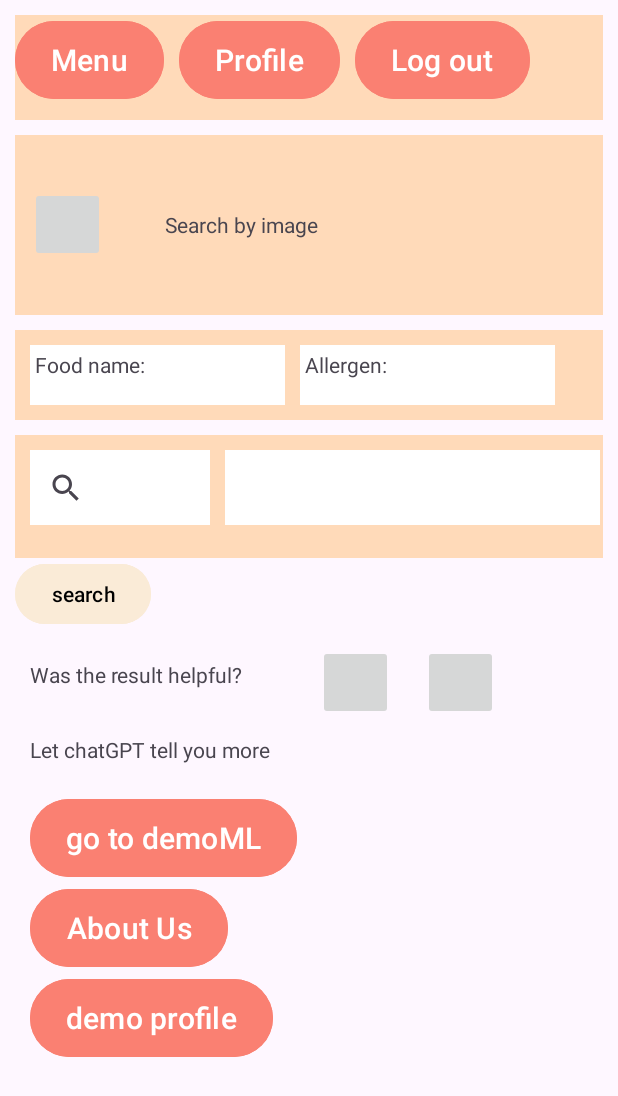
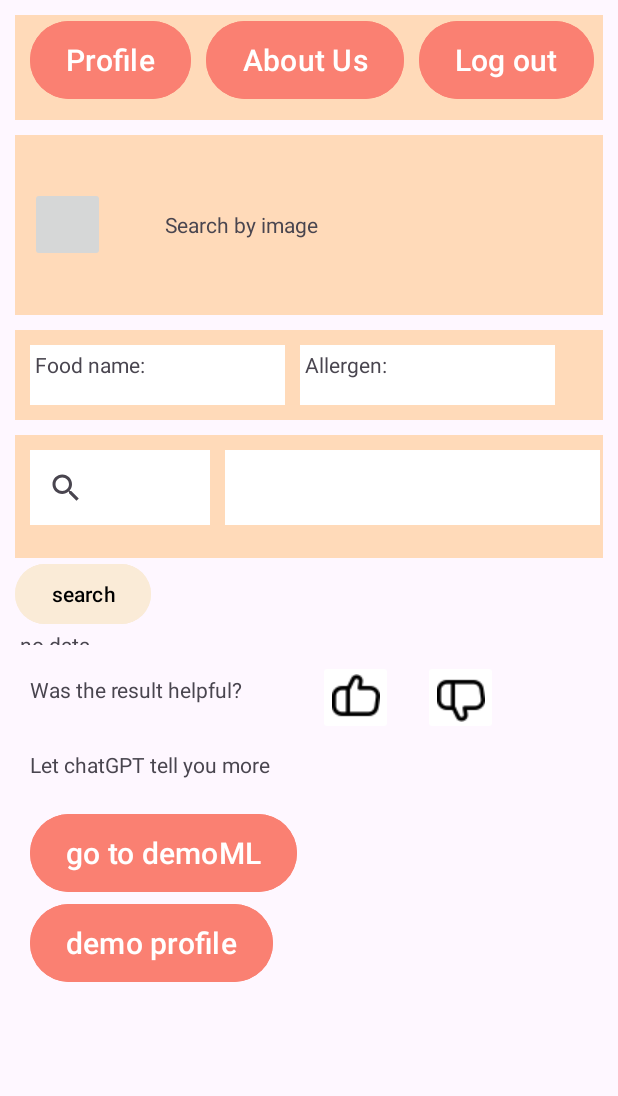
Before and after one commit to masleniamubarrat/Allergendetector4, an Android app: the homePage screen opened directly, with no data from a screen before it, on a phone screen of 412 x 824 dp. Shown: the top 1096 px of the screen. Run offline under Robolectric (Android 15) with nearby library versions, the phone set to English and light mode, and no system bars; our stand-ins replace Firebase (no records; nobody signed in at launch, a user with empty details on screens opened directly).

Commit message:
13.7.second commit

```diff
--- a/app/src/main/java/com/example/allergendetector/homePage.java
+++ b/app/src/main/java/com/example/allergendetector/homePage.java
@@ -1,5 +1,6 @@
 package com.example.allergendetector;
 
+import static com.example.allergendetector.R.id.like;
 import static com.example.allergendetector.R.id.menu_item_1;
 
 import android.content.Intent;
@@ -31,6 +32,8 @@ import androidx.core.view.GravityCompat;
 import androidx.drawerlayout.widget.DrawerLayout;
 
 import com.google.android.material.navigation.NavigationView;
+import com.google.firebase.auth.FirebaseAuth;
+import com.google.firebase.auth.FirebaseUser;
 import com.google.firebase.database.DataSnapshot;
 import com.google.firebase.database.DatabaseError;
 import com.google.firebase.database.DatabaseReference;
@@ -57,8 +60,11 @@ public class homePage extends AppCompatActivity  {
     private List<FoodItem> foodItemList;
     private TextView textSearchResult;
     private SearchView textSearchView;
+    private ImageButton likeButton, dislikeButton;
+    private int likeCount = 0;
+    private DatabaseReference currentUserRef;
 
-
+     private  TextView likeText;
 
 
 
@@ -66,6 +72,73 @@ public class homePage extends AppCompatActivity  {
     protected void onCreate(Bundle savedInstanceState) {
         super.onCreate(savedInstanceState);
         setContentView(R.layout.activity_home_page);
+        likeText = findViewById(R.id.like);
+
+        likeButton = findViewById(R.id.like_button);
+        dislikeButton = findViewById(R.id.dislike_button);
+
+        // Disable image buttons initially
+        likeButton.setEnabled(false);
+        dislikeButton.setEnabled(false);
+
+        // Set initial image resource for likeButton and dislikeButton
+        likeButton.setImageResource(R.drawable.like);
+        dislikeButton.setImageResource(R.drawable.dislike);
+
+        findViewById(R.id.search_button).setOnClickListener(new View.OnClickListener() {
+            @Override
+            public void onClick(View v) {
+                likeButton.setEnabled(true);
+                dislikeButton.setEnabled(true);
+
+                String query = textSearchView.getQuery().toString().trim();
+                searchFoodItem(query);
+
+            }
+        });
+
+
+        // Retrieve the current user's data from Firebase Realtime Database
+        retrieveUserData();
+
+        // Set click listeners for likeButton and dislikeButton
+        likeButton.setOnClickListener(new View.OnClickListener() {
+            @Override
+            public void onClick(View v) {
+                likeButton.setImageResource(R.drawable.liked);
+                likeCount++;
+                // Update like count in Firebase Realtime Database for the current user
+                updateLikeCount(likeCount);
+                // Update image resource for likeButton
+
+                // Disable dislikeButton
+                dislikeButton.setEnabled(false);
+                // Disable both likeButton and dislikeButton
+                likeButton.setEnabled(false);
+            }
+        });
+
+        dislikeButton.setOnClickListener(new View.OnClickListener() {
+            @Override
+            public void onClick(View v) {
+                dislikeButton.setImageResource(R.drawable.disliked);
+                if (likeCount > 0) {
+                    likeCount--;
+                    // Update like count in Firebase Realtime Database for the current user
+                    updateLikeCount(likeCount);
+                }
+                // Update image resource for likeButton
+                likeButton.setImageResource(R.drawable.like);
+                // Disable dislikeButton
+                dislikeButton.setEnabled(false);
+                // Disable both likeButton and dislikeButton
+                likeButton.setEnabled(false);
+            }
+        });
+
+
+
+
 
         databaseRef = FirebaseDatabase.getInstance().getReference("List");
         textSearchResult = findViewById(R.id.text_search_result);
@@ -182,6 +255,44 @@ public class homePage extends AppCompatActivity  {
         textSearchResult.setText("No allergen, safe to eat.");
     }
 
+    private void retrieveUserData() {
+        // Get the current user's ID (replace with the actual method to retrieve the user ID)
+        FirebaseAuth firebaseAuth = FirebaseAuth.getInstance();
+        FirebaseUser currentUser = firebaseAuth.getCurrentUser();
+        String userId = currentUser.getUid();
+        DatabaseReference usersRef = FirebaseDatabase.getInstance().getReference("users");
+        currentUserRef = usersRef.child(userId);
+
+        currentUserRef.addListenerForSingleValueEvent(new ValueEventListener() {
+            @Override
+            public void onDataChange(@NonNull DataSnapshot dataSnapshot) {
+                if (dataSnapshot.exists()) {
+                    Integer userLikeCount = dataSnapshot.child("like").getValue(Integer.class);
+                    if (userLikeCount != null) {
+                        likeCount = userLikeCount;
+                        likeText.setText(likeCount);
 
 
+                    }
+                } else{ String noData = " no data ";
+                    likeText.setText(noData);
+                }
+            }
+
+            @Override
+            public void onCancelled(@NonNull DatabaseError databaseError) {
+                // Handle database error
+            }
+        });
+
     }
+
+    private void updateLikeCount(int likeCount) {
+        // Update the "like" attribute value in the user's data
+        currentUserRef.child("like").setValue(likeCount);
+    }
+
+
+
+
+}
--- a/app/src/main/java/com/example/allergendetector/sign_up.java
+++ b/app/src/main/java/com/example/allergendetector/sign_up.java
@@ -20,6 +20,7 @@ import com.google.android.gms.tasks.OnCompleteListener;
 import com.google.android.gms.tasks.Task;
 import com.google.firebase.auth.AuthResult;
 import com.google.firebase.auth.FirebaseAuth;
+import com.google.firebase.auth.FirebaseAuthException;
 import com.google.firebase.auth.FirebaseAuthUserCollisionException;
 import com.google.firebase.auth.FirebaseUser;
 import com.google.firebase.database.DatabaseReference;
@@ -113,7 +114,7 @@ public class sign_up extends AppCompatActivity {
 
             @Override
             public void onTextChanged(CharSequence s, int start, int before, int count) {
-                  validatePassword(s.toString());
+                validatePassword(s.toString());
             }
 
             @Override
@@ -166,6 +167,7 @@ public class sign_up extends AppCompatActivity {
         String profilePictureUrl="";
         List<String> itemList = new ArrayList<>();;
         int rating = 0;
+        int like = 0;
         if(signUpEmail.isEmpty())
         {
             signUpEmailEditText.setError("Enter an email address");
@@ -218,7 +220,7 @@ public class sign_up extends AppCompatActivity {
                         String key = userRef.push().getKey();
 
 
-                        User user = new User(signUpFullName,signUpUserName,signUpEmail,phoneNumber,birthDate,signUpPassword, null,rating,profilePictureUrl,itemList);
+                        User user = new User(signUpFullName,signUpUserName,signUpEmail,phoneNumber,birthDate,signUpPassword, null,rating,profilePictureUrl,itemList, like);
                         userRef.child(userId).setValue(user);
 
                         Toast.makeText(getApplicationContext(), "Registered successfully", Toast.LENGTH_SHORT).show();
--- a/app/src/main/res/layout/activity_about_us.xml
+++ b/app/src/main/res/layout/activity_about_us.xml
@@ -102,9 +102,11 @@
 
         <TextView
             android:id="@+id/your_rating"
+            android:contextClickable="true"
             android:layout_marginTop="10dp"
             android:layout_width="wrap_content"
             android:layout_height="wrap_content"
+            android:textStyle="bold"
             android:text="Your rating:        ">
 
         </TextView>
--- a/app/src/main/res/layout/activity_home_page.xml
+++ b/app/src/main/res/layout/activity_home_page.xml
@@ -18,13 +18,7 @@
         android:background="@color/peach"
         android:layout_width="match_parent"
         android:layout_height="70dp">
-        <Button
-            android:id="@+id/menu_button"
-            android:layout_width="wrap_content"
-            android:layout_height="60dp"
-            android:backgroundTint="@color/salmon"
-            android:textSize="20dp"
-            android:text="@string/menu" />
+
         <Button
             android:id="@+id/profile_button"
             android:layout_marginStart="10dp"
@@ -32,7 +26,21 @@
             android:layout_height="60dp"
             android:backgroundTint="@color/salmon"
             android:textSize="20dp"
-            android:text="Profile" />
+            android:text="Profile" >
+
+        </Button>
+
+        <Button
+            android:id="@+id/about_us_button"
+            android:layout_marginStart="10dp"
+            android:layout_width="wrap_content"
+            android:layout_height="60dp"
+            android:backgroundTint="@color/salmon"
+            android:textSize="20dp"
+            android:text="About Us">
+
+        </Button>
+
 
         <Button
             android:id="@+id/logOut_button"
@@ -134,7 +142,9 @@
             android:layout_marginTop="10dp"
             android:background="@color/white"
             android:clickable="true"
-            android:queryHint="type something" />
+            android:queryHint="type something" >
+
+        </SearchView>
 
         <TextView
             android:id="@+id/text_search_result"
@@ -156,6 +166,12 @@
         android:layout_height="wrap_content">
 
     </Button>
+    <TextView
+        android:id="@+id/like"
+        android:layout_width="50dp"
+        android:layout_height="10dp">
+
+    </TextView>
 
     <LinearLayout
         android:orientation="vertical"
@@ -181,15 +197,23 @@
             </TextView>
 
             <ImageButton
+
                 android:id="@+id/like_button"
+                android:clickable="true"
+                android:src="@drawable/like"
+                android:backgroundTint="@color/white"
                 android:layout_marginStart="50dp"
                 android:layout_width="50dp"
                 android:layout_height="50dp">
 
             </ImageButton>
             <ImageButton
+
                 android:id="@+id/dislike_button"
+                android:clickable="true"
                 android:layout_marginStart="20dp"
+                android:backgroundTint="@color/white"
+                android:src="@drawable/dislike"
                 android:layout_width="50dp"
                 android:layout_height="50dp">
 
@@ -225,14 +249,7 @@
                 android:backgroundTint="@color/salmon"
                 android:textSize="20dp"
                 android:text="go to demoML" />
-            <Button
-                android:id="@+id/about_us_button"
-                android:layout_marginStart="10dp"
-                android:layout_width="wrap_content"
-                android:layout_height="60dp"
-                android:backgroundTint="@color/salmon"
-                android:textSize="20dp"
-                android:text="About Us" />
+
 
             <Button
                 android:id="@+id/demoProfile"
```
Also changed, not shown: app/src/main/java/com/example/allergendetector/AboutUs.java (+86 -23 lines), app/src/main/java/com/example/allergendetector/User.java (+10 -2 lines), app/src/main/java/com/example/allergendetector/demoMl.java (+108 -48 lines), app/src/main/res/layout/activity_demo_ml.xml (+25 -24 lines), app/src/main/res/menu/home_page_menu.xml (added, +34 -0 lines), app/src/main/res/drawable/dislike.png (added), app/src/main/res/drawable/disliked.png (added), app/src/main/res/drawable/like.png (added), app/src/main/res/drawable/liked.png (added), 2 other files.
